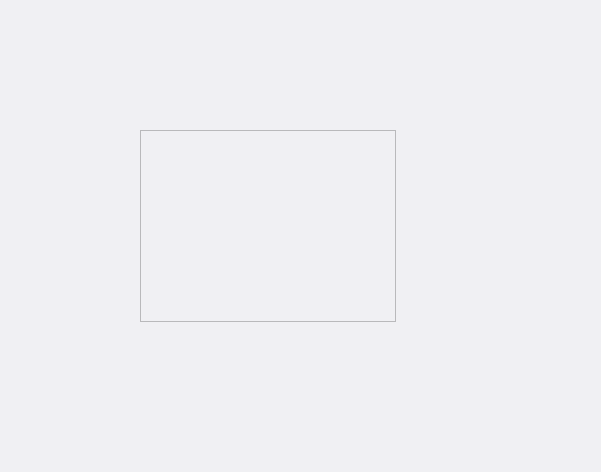
ryan-mooore/balls, file bingo/src/ui/main.ui: the form before one commit.
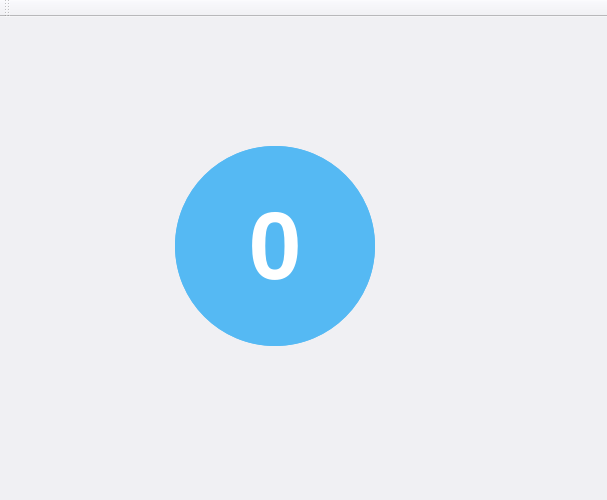
The form after the commit. Icons and pictures are not drawn.

```diff
--- a/bingo/src/ui/main.ui
+++ b/bingo/src/ui/main.ui
@@ -6,29 +6,200 @@
    <rect>
     <x>0</x>
     <y>0</y>
-    <width>601</width>
-    <height>472</height>
+    <width>607</width>
+    <height>500</height>
    </rect>
   </property>
+  <property name="sizePolicy">
+   <sizepolicy hsizetype="Minimum" vsizetype="Preferred">
+    <horstretch>0</horstretch>
+    <verstretch>0</verstretch>
+   </sizepolicy>
+  </property>
   <property name="windowTitle">
    <string>MainWindow</string>
   </property>
   <property name="styleSheet">
    <string notr="true">background-color: rgb(240, 240, 243)</string>
   </property>
-  <widget class="QWidget" name="centralwidget">
-   <widget class="QWidget" name="verticalLayoutWidget">
-    <property name="geometry">
-     <rect>
-      <x>530</x>
-      <y>10</y>
-      <width>61</width>
-      <height>181</height>
-     </rect>
+  <widget class="QWidget" name="centralWidget">
+   <property name="styleSheet">
+    <string notr="true"/>
     </property>
     <layout class="QVBoxLayout" name="verticalLayout">
      <item>
-      <widget class="QPushButton" name="settings">
+     <layout class="QHBoxLayout" name="mainContainer">
+      <item>
+       <layout class="QVBoxLayout" name="ballInfoContainer">
+        <item>
+         <layout class="QHBoxLayout" name="drawnBallContainer"/>
+        </item>
+        <item>
+         <spacer name="horizontalSpacer_4">
+          <property name="orientation">
+           <enum>Qt::Horizontal</enum>
+          </property>
+          <property name="sizeHint" stdset="0">
+           <size>
+            <width>40</width>
+            <height>20</height>
+           </size>
+          </property>
+         </spacer>
+        </item>
+        <item>
+         <layout class="QGridLayout" name="ballGridContainer">
+          <item row="0" column="1">
+           <spacer name="verticalSpacer_3">
+            <property name="orientation">
+             <enum>Qt::Vertical</enum>
+            </property>
+            <property name="sizeHint" stdset="0">
+             <size>
+              <width>20</width>
+              <height>40</height>
+             </size>
+            </property>
+           </spacer>
+          </item>
+          <item row="2" column="1">
+           <spacer name="verticalSpacer_2">
+            <property name="orientation">
+             <enum>Qt::Vertical</enum>
+            </property>
+            <property name="sizeHint" stdset="0">
+             <size>
+              <width>20</width>
+              <height>40</height>
+             </size>
+            </property>
+           </spacer>
+          </item>
+          <item row="1" column="3">
+           <spacer name="horizontalSpacer_3">
+            <property name="orientation">
+             <enum>Qt::Horizontal</enum>
+            </property>
+            <property name="sizeHint" stdset="0">
+             <size>
+              <width>40</width>
+              <height>20</height>
+             </size>
+            </property>
+           </spacer>
+          </item>
+          <item row="1" column="0">
+           <spacer name="horizontalSpacer_2">
+            <property name="orientation">
+             <enum>Qt::Horizontal</enum>
+            </property>
+            <property name="sizeHint" stdset="0">
+             <size>
+              <width>40</width>
+              <height>20</height>
+             </size>
+            </property>
+           </spacer>
+          </item>
+          <item row="1" column="1">
+           <widget class="QFrame" name="ballFrame">
+            <property name="sizePolicy">
+             <sizepolicy hsizetype="Fixed" vsizetype="Fixed">
+              <horstretch>0</horstretch>
+              <verstretch>0</verstretch>
+             </sizepolicy>
+            </property>
+            <property name="minimumSize">
+             <size>
+              <width>200</width>
+              <height>200</height>
+             </size>
+            </property>
+            <property name="styleSheet">
+             <string notr="true">border: 0px solid;
+border-radius: 100px;
+
+background: #55b9f3;</string>
+            </property>
+            <property name="frameShape">
+             <enum>QFrame::StyledPanel</enum>
+            </property>
+            <property name="frameShadow">
+             <enum>QFrame::Raised</enum>
+            </property>
+            <widget class="QLabel" name="ballNumber">
+             <property name="geometry">
+              <rect>
+               <x>0</x>
+               <y>0</y>
+               <width>200</width>
+               <height>200</height>
+              </rect>
+             </property>
+             <property name="sizePolicy">
+              <sizepolicy hsizetype="Fixed" vsizetype="Fixed">
+               <horstretch>0</horstretch>
+               <verstretch>0</verstretch>
+              </sizepolicy>
+             </property>
+             <property name="minimumSize">
+              <size>
+               <width>200</width>
+               <height>200</height>
+              </size>
+             </property>
+             <property name="font">
+              <font>
+               <pointsize>72</pointsize>
+               <weight>75</weight>
+               <italic>false</italic>
+               <bold>true</bold>
+              </font>
+             </property>
+             <property name="styleSheet">
+              <string notr="true">color: white;</string>
+             </property>
+             <property name="text">
+              <string>0</string>
+             </property>
+             <property name="alignment">
+              <set>Qt::AlignCenter</set>
+             </property>
+            </widget>
+           </widget>
+          </item>
+         </layout>
+        </item>
+       </layout>
+      </item>
+      <item>
+       <layout class="QVBoxLayout" name="verticalLayout_3">
+        <property name="spacing">
+         <number>20</number>
+        </property>
+        <property name="sizeConstraint">
+         <enum>QLayout::SetDefaultConstraint</enum>
+        </property>
+        <property name="leftMargin">
+         <number>10</number>
+        </property>
+        <property name="topMargin">
+         <number>0</number>
+        </property>
+        <property name="rightMargin">
+         <number>10</number>
+        </property>
+        <property name="bottomMargin">
+         <number>10</number>
+        </property>
+        <item>
+         <widget class="QPushButton" name="back_2">
+          <property name="sizePolicy">
+           <sizepolicy hsizetype="Maximum" vsizetype="Maximum">
+            <horstretch>0</horstretch>
+            <verstretch>0</verstretch>
+           </sizepolicy>
+          </property>
        <property name="styleSheet">
         <string notr="true">color: none;
 border: 0px;</string>
@@ -50,6 +221,12 @@
      </item>
      <item>
       <widget class="QPushButton" name="pushButton">
+          <property name="sizePolicy">
+           <sizepolicy hsizetype="Maximum" vsizetype="Fixed">
+            <horstretch>0</horstretch>
+            <verstretch>0</verstretch>
+           </sizepolicy>
+          </property>
        <property name="styleSheet">
         <string notr="true">color: none;
 border: 0px;</string>
@@ -69,20 +246,8 @@
        </property>
       </widget>
      </item>
-    </layout>
-   </widget>
-   <widget class="QWidget" name="horizontalLayoutWidget">
-    <property name="geometry">
-     <rect>
-      <x>180</x>
-      <y>400</y>
-      <width>160</width>
-      <height>51</height>
-     </rect>
-    </property>
-    <layout class="QHBoxLayout" name="horizontalLayout">
      <item>
-      <widget class="QPushButton" name="newDraw">
+         <widget class="QPushButton" name="settings_3">
        <property name="styleSheet">
         <string notr="true">color: none;
 border: 0px;</string>
@@ -102,6 +267,43 @@
        </property>
       </widget>
      </item>
+        <item>
+         <spacer name="verticalSpacer">
+          <property name="orientation">
+           <enum>Qt::Vertical</enum>
+          </property>
+          <property name="sizeHint" stdset="0">
+           <size>
+            <width>20</width>
+            <height>40</height>
+           </size>
+          </property>
+         </spacer>
+        </item>
+       </layout>
+      </item>
+     </layout>
+    </item>
+    <item>
+     <layout class="QHBoxLayout" name="bottomButtons">
+      <property name="spacing">
+       <number>10</number>
+      </property>
+      <property name="sizeConstraint">
+       <enum>QLayout::SetMaximumSize</enum>
+      </property>
+      <property name="leftMargin">
+       <number>10</number>
+      </property>
+      <property name="topMargin">
+       <number>10</number>
+      </property>
+      <property name="rightMargin">
+       <number>10</number>
+      </property>
+      <property name="bottomMargin">
+       <number>10</number>
+      </property>
      <item>
       <widget class="QPushButton" name="back">
        <property name="styleSheet">
@@ -144,29 +346,57 @@
        </property>
       </widget>
      </item>
-    </layout>
-   </widget>
-   <widget class="QGraphicsView" name="ballView">
-    <property name="geometry">
-     <rect>
-      <x>140</x>
-      <y>130</y>
-      <width>256</width>
-      <height>192</height>
-     </rect>
-    </property>
-   </widget>
-   <widget class="QWidget" name="horizontalLayoutWidget_2">
-    <property name="geometry">
-     <rect>
-      <x>150</x>
-      <y>10</y>
-      <width>371</width>
-      <height>80</height>
-     </rect>
-    </property>
-    <layout class="QHBoxLayout" name="drawnBalls"/>
-   </widget>
+      <item>
+       <widget class="QPushButton" name="newDraw">
+        <property name="styleSheet">
+         <string notr="true">color: none;
+border: 0px;</string>
+        </property>
+        <property name="text">
+         <string/>
+        </property>
+        <property name="icon">
+         <iconset>
+          <normaloff>../../resources/plus.svg</normaloff>../../resources/plus.svg</iconset>
+        </property>
+        <property name="iconSize">
+         <size>
+          <width>32</width>
+          <height>32</height>
+         </size>
+        </property>
+       </widget>
+      </item>
+      <item>
+       <spacer name="horizontalSpacer">
+        <property name="orientation">
+         <enum>Qt::Horizontal</enum>
+        </property>
+        <property name="sizeType">
+         <enum>QSizePolicy::Expanding</enum>
+        </property>
+        <property name="sizeHint" stdset="0">
+         <size>
+          <width>40</width>
+          <height>20</height>
+         </size>
+        </property>
+       </spacer>
+      </item>
+     </layout>
+    </item>
+   </layout>
+  </widget>
+  <widget class="QToolBar" name="toolBar">
+   <property name="windowTitle">
+    <string>toolBar</string>
+   </property>
+   <attribute name="toolBarArea">
+    <enum>TopToolBarArea</enum>
+   </attribute>
+   <attribute name="toolBarBreak">
+    <bool>false</bool>
+   </attribute>
   </widget>
  </widget>
  <resources/>
```
Left out of the diff: 10 changed lines with no effect on the pictures. Lines whose indentation alone changed are shown as unchanged.
